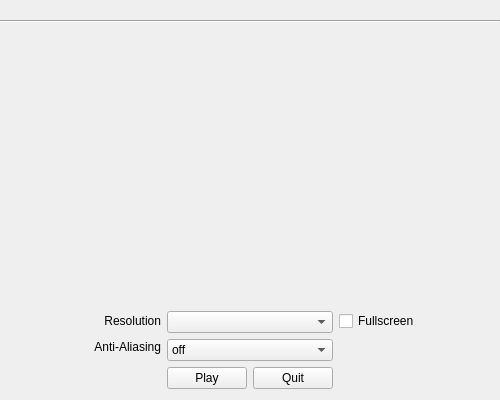
The window that UI/Launcher.ui (martinsh/bge-launcher) describes before a commit, drawn with Qt 5.
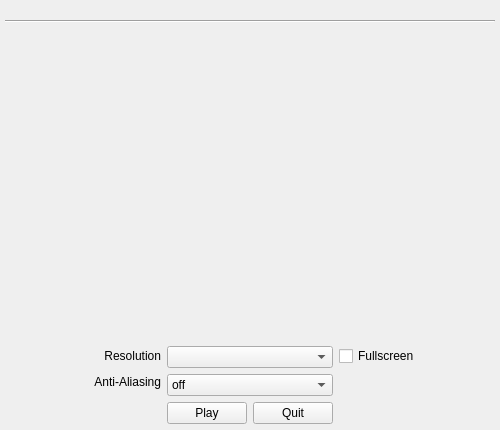
The same window after the commit. Icons and pictures are not drawn.

What changed in the file:
```diff
--- a/UI/Launcher.ui
+++ b/UI/Launcher.ui
@@ -1,34 +1,25 @@
 <?xml version="1.0" encoding="UTF-8"?>
 <ui version="4.0">
- <class>Form</class>
- <widget class="QWidget" name="Form">
-  <property name="windowModality">
-   <enum>Qt::NonModal</enum>
-  </property>
+ <class>MainWindow</class>
+ <widget class="QMainWindow" name="MainWindow">
   <property name="geometry">
    <rect>
     <x>0</x>
     <y>0</y>
     <width>500</width>
-    <height>400</height>
+    <height>430</height>
    </rect>
   </property>
-  <property name="sizePolicy">
-   <sizepolicy hsizetype="Preferred" vsizetype="Preferred">
-    <horstretch>0</horstretch>
-    <verstretch>0</verstretch>
-   </sizepolicy>
-  </property>
   <property name="minimumSize">
    <size>
     <width>500</width>
-    <height>400</height>
+    <height>430</height>
    </size>
   </property>
   <property name="maximumSize">
    <size>
-    <width>503</width>
-    <height>400</height>
+    <width>500</width>
+    <height>430</height>
    </size>
   </property>
   <property name="windowTitle">
@@ -38,7 +29,17 @@
    <iconset>
     <normaloff>../data/images/icon.png</normaloff>../data/images/icon.png</iconset>
   </property>
-  <layout class="QVBoxLayout" name="verticalLayout_3">
+  <property name="toolButtonStyle">
+   <enum>Qt::ToolButtonIconOnly</enum>
+  </property>
+  <property name="tabShape">
+   <enum>QTabWidget::Rounded</enum>
+  </property>
+  <widget class="QWidget" name="mainWidget">
+   <layout class="QVBoxLayout" name="verticalLayout_17">
+    <property name="spacing">
+     <number>6</number>
+    </property>
    <property name="leftMargin">
     <number>0</number>
    </property>
@@ -48,8 +49,11 @@
    <property name="rightMargin">
     <number>0</number>
    </property>
+    <property name="bottomMargin">
+     <number>6</number>
+    </property>
    <item>
-    <layout class="QVBoxLayout" name="verticalLayout">
+     <layout class="QVBoxLayout" name="verticalLayout_16">
      <item>
       <widget class="QLabel" name="splash">
        <property name="minimumSize">
@@ -73,6 +77,17 @@
       </widget>
      </item>
      <item>
+       <layout class="QVBoxLayout" name="verticalLayout_18">
+        <property name="leftMargin">
+         <number>5</number>
+        </property>
+        <property name="topMargin">
+         <number>0</number>
+        </property>
+        <property name="rightMargin">
+         <number>5</number>
+        </property>
+        <item>
       <widget class="Line" name="line">
        <property name="orientation">
         <enum>Qt::Horizontal</enum>
@@ -81,6 +96,8 @@
      </item>
     </layout>
    </item>
+     </layout>
+    </item>
    <item>
     <spacer name="verticalSpacer">
      <property name="orientation">
@@ -95,7 +112,7 @@
     </spacer>
    </item>
    <item>
-    <layout class="QHBoxLayout" name="horizontalLayout_3">
+     <layout class="QHBoxLayout" name="horizontalLayout_7">
      <item>
       <layout class="QVBoxLayout" name="verticalLayout_2">
        <property name="spacing">
@@ -218,6 +235,12 @@
          </item>
          <item>
           <widget class="QPushButton" name="quitButton">
+            <property name="maximumSize">
+             <size>
+              <width>16777215</width>
+              <height>23</height>
+             </size>
+            </property>
            <property name="text">
             <string>Quit</string>
            </property>
@@ -282,6 +305,7 @@
     </layout>
    </item>
   </layout>
+  </widget>
  </widget>
  <resources/>
  <connections/>
```
Left out of the diff: 25 changed lines with no effect on the pictures. Lines whose indentation alone changed are shown as unchanged.
